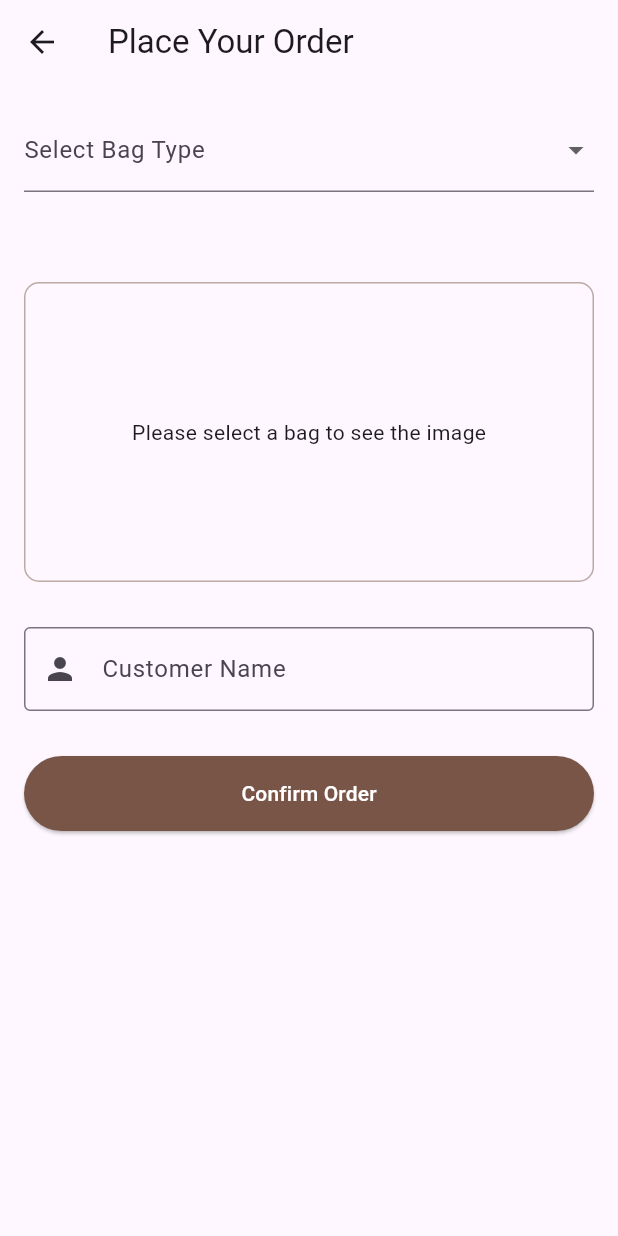
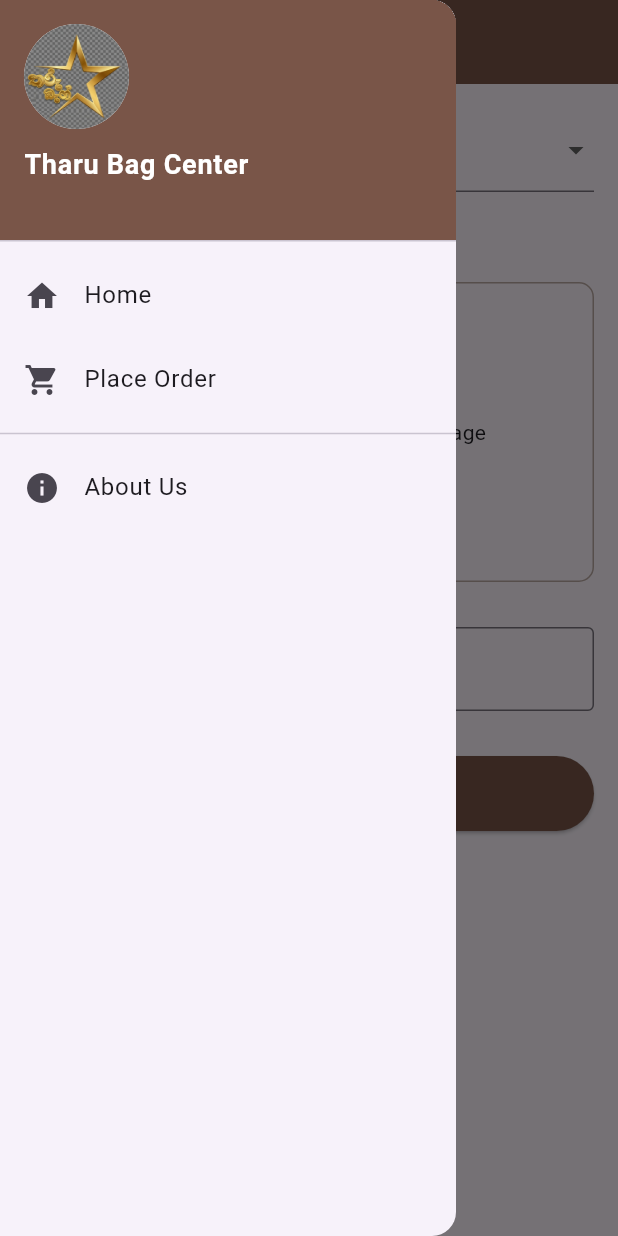
Before and after one commit to HashanMadhu/tharu-bag-app, a Flutter app: the OrderPage screen opened directly, with the side drawer open (before the commit the screen has no drawer), on a phone screen of 412 x 824 dp. Run offline on Flutter 3.47's test engine with Material 3 defaults, Android fonts, the phone set to English and light mode, and no system bars; our stand-ins replace flutter_riverpod.

Commit message:
(I created Humberger Menu(Drawer[app_drawer.dart]))Add AppDrawer widget and integrate it into HomePage and OrderPage for navigation

```diff
--- a/my_bag_app/lib/pages/home_page.dart
+++ b/my_bag_app/lib/pages/home_page.dart
@@ -1,12 +1,14 @@
 import 'package:url_launcher/url_launcher.dart';
 import 'package:flutter/material.dart';
 import 'order_page.dart';
+import '../shared/widgets/app_drawer.dart'; // AppDrawer එක import කරන්න
 
 class HomePage extends StatelessWidget {
   @override
   Widget build(BuildContext context) {
     return Scaffold(
       appBar: AppBar(title: Text("THARU BAGS"), backgroundColor: Colors.blue),
+      drawer: const AppDrawer(), // මේ පේළිය සෑම පිටුවකටම එකතු කරන්න
       body: Column(
         mainAxisAlignment: MainAxisAlignment.center,
         children: [
--- a/my_bag_app/lib/pages/order_page.dart
+++ b/my_bag_app/lib/pages/order_page.dart
@@ -3,6 +3,7 @@
 import '../providers/bag_provider.dart'; // 2. අපි හදපු provider එක import කරන්න
 import '../shared/validators/form_validators.dart'; // 3. FormValidators import කරන්න
 import 'bill_page.dart'; // 2. BillPage එක import කරන්න
+import '../shared/widgets/app_drawer.dart'; // Drawer එක import කරන්න
 
 // StatefulWidget වෙනුවට ConsumerStatefulWidget පාවිච්චි කරමු
 class OrderPage extends ConsumerStatefulWidget {
@@ -37,7 +38,84 @@
     final selectedBag = ref.watch(selectedBagProvider);
 
     return Scaffold(
-      appBar: AppBar(title: const Text('Place Your Order')),
+      appBar: AppBar(
+        title: const Text('Place Your Order'),
+        backgroundColor: Colors.brown,
+      ),
+      drawer: const AppDrawer(), // Drawer එක සෑම පිටුවකටම එකතු කරන්න
+
+      // // මෙන්න මේ කොටස අලුතින් එකතු කරන්න
+      // drawer: Drawer(
+      //   child: ListView(
+      //     padding: EdgeInsets.zero,
+      //     children: [
+      //       // මෙනුවේ ඉහළ කොටස (Header)
+      //       const DrawerHeader(
+      //         decoration: BoxDecoration(color: Colors.brown),
+      //         child: Column(
+      //           crossAxisAlignment: CrossAxisAlignment.start,
+      //           mainAxisAlignment: MainAxisAlignment.center,
+      //           children: [
+      //             // ලෝගෝව පෙන්වන කොටස (Asset Image එකක් පාවිච්චි කරමු)
+      //             const CircleAvatar(
+      //               radius: 40,
+      //               backgroundColor: Colors.white,
+      //               backgroundImage: AssetImage(
+      //                 'assets/bag_logo.png',
+      //               ), // ඔබේ ලෝගෝවේ පාර (Path)
+      //             ),
+      //             const SizedBox(height: 10),
+      //             const Text(
+      //               'Tharu Bag Center',
+      //               style: TextStyle(color: Colors.white),
+      //             ),
+      //           ],
+      //         ),
+      //       ),
+
+      //       // මෙනු අයිතම (Menu Items)
+      //       ListTile(
+      //         leading: const Icon(Icons.home),
+      //         title: const Text('Home'),
+      //         onTap: () {
+      //           Navigator.pop(context); // Drawer එක වසා දැමීමට
+      //           // 2. Home Page එකට යන්න (කලින් පිටු සියල්ල ඉවත් කර)
+      //           Navigator.of(context).popUntil((route) => route.isFirst);
+      //         },
+      //       ),
+
+      //       ListTile(
+      //         leading: const Icon(Icons.shopping_cart),
+      //         title: const Text('Orders'),
+      //         onTap: () {
+      //           // පසුව Order History පෙන්වන පේජ් එකකට යාමට හැක
+      //           Navigator.pop(context);
+      //           Navigator.of(context).popUntil(
+      //             (route) => route.isFirst,
+      //           ); // orders page එකට යාමට
+      //         },
+      //       ),
+
+      //       ListTile(
+      //         leading: const Icon(Icons.history),
+      //         title: const Text('Order History'),
+      //         onTap: () {
+      //           // පසුව ඉතිහාසය පෙන්වන පේජ් එකකට යාමට හැක
+      //           Navigator.pop(context);
+      //         },
+      //       ),
+      //       const Divider(), // ඉරක් ඇඳීමට
+      //       ListTile(
+      //         leading: const Icon(Icons.contact_phone),
+      //         title: const Text('Contact Us'),
+      //         onTap: () {
+      //           Navigator.pop(context);
+      //         },
+      //       ),
+      //     ],
+      //   ),
+      // ),
+
       body: Padding(
         padding: const EdgeInsets.all(16.0),
         child: Form(
--- /dev/null
+++ b/my_bag_app/lib/shared/widgets/app_drawer.dart
@@ -0,0 +1,68 @@
+import 'package:flutter/material.dart';
+import '../../pages/order_page.dart';
+
+class AppDrawer extends StatelessWidget {
+  const AppDrawer({super.key});
+
+  @override
+  Widget build(BuildContext context) {
+    return Drawer(
+      child: ListView(
+        padding: EdgeInsets.zero,
+        children: [
+          DrawerHeader(
+            decoration: const BoxDecoration(color: Colors.brown),
+            child: Column(
+              crossAxisAlignment: CrossAxisAlignment.start,
+              children: [
+                const CircleAvatar(
+                  radius: 35,
+                  backgroundColor: Colors.white,
+                  // 1. පින්තූරය පවතින විට child: Icon එක ඉවත් කරන්න
+                  backgroundImage: AssetImage('assets/bag_logo.png'),
+                ),
+                const SizedBox(height: 10),
+                const Text(
+                  'Tharu Bag Center',
+                  style: TextStyle(
+                    color: Colors.white,
+                    fontSize: 18,
+                    fontWeight: FontWeight.bold,
+                  ),
+                ),
+              ],
+            ),
+          ),
+          ListTile(
+            leading: const Icon(Icons.home),
+            title: const Text('Home'),
+            onTap: () {
+              Navigator.pop(context);
+              Navigator.of(context).popUntil((route) => route.isFirst);
+            },
+          ),
+          ListTile(
+            leading: const Icon(Icons.shopping_cart),
+            title: const Text('Place Order'),
+            onTap: () {
+              Navigator.pop(context);
+              // දැනටමත් ඉන්නේ OrderPage එකේ දැයි පරීක්ෂා කිරීම වඩාත් සුදුසුයි
+              Navigator.push(
+                context,
+                MaterialPageRoute(builder: (context) => const OrderPage()),
+              );
+            },
+          ),
+          const Divider(),
+          ListTile(
+            leading: const Icon(Icons.info),
+            title: const Text('About Us'),
+            onTap: () {
+              Navigator.pop(context);
+            },
+          ),
+        ],
+      ),
+    );
+  }
+}
```
